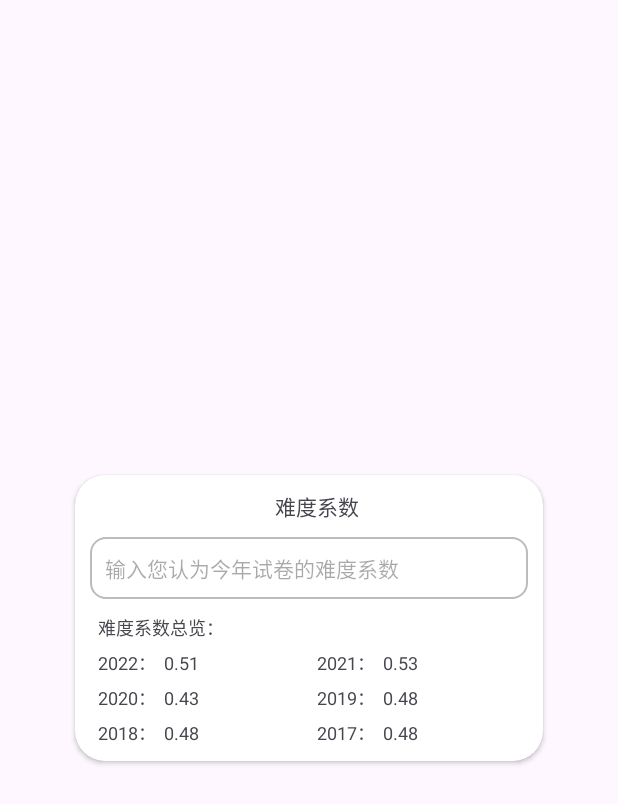
After one commit to 111Jessica111/CollegeEntranceSystem, an Android app: the layout input_difficulty.xml on its own in the app's theme, with its tools: preview values and no code run, on a phone screen of 412 x 824 dp. The commit adds this screen. Shown: the top 804 px of the screen. Run offline under Robolectric (Android 15) with nearby library versions, the phone set to English and light mode, and no system bars.

Commit message:
[feat]通信搭建，基本功能模块搭建

```diff
--- a/app/src/main/AndroidManifest.xml
+++ b/app/src/main/AndroidManifest.xml
@@ -1,6 +1,10 @@
 <?xml version="1.0" encoding="utf-8"?>
 <manifest xmlns:android="http://schemas.android.com/apk/res/android"
     xmlns:tools="http://schemas.android.com/tools">
+
+    <!-- 网络权限 -->
+    <uses-permission android:name="android.permission.INTERNET" />
+    <uses-permission android:name="android.permission.ACCESS_NETWORK_STATE" />
 
     <application
         android:allowBackup="true"
@@ -11,6 +15,7 @@
         android:roundIcon="@mipmap/ic_launcher_round"
         android:supportsRtl="true"
         android:theme="@style/Theme.CollegeEntranceSystem"
+        android:usesCleartextTraffic="true"
         tools:targetApi="31">
         <activity
             android:name=".module.detail.TestActivity"
--- a/app/src/main/res/layout/activity_user_info.xml
+++ b/app/src/main/res/layout/activity_user_info.xml
@@ -470,6 +470,7 @@
     </LinearLayout>
 
     <RelativeLayout
+        android:id="@+id/edit_done"
         android:layout_width="match_parent"
         android:layout_marginRight="10dp"
         android:layout_marginLeft="10dp"
@@ -478,7 +479,6 @@
         android:layout_marginTop="10dp">
 
         <TextView
-            android:id="@+id/edit_done"
             android:layout_width="wrap_content"
             android:layout_height="wrap_content"
             android:text="完成"
--- /dev/null
+++ b/app/src/main/res/layout/input_difficulty.xml
@@ -0,0 +1,216 @@
+<?xml version="1.0" encoding="utf-8"?>
+<RelativeLayout xmlns:android="http://schemas.android.com/apk/res/android"
+    android:layout_width="match_parent"
+    android:layout_height="match_parent"
+    xmlns:app="http://schemas.android.com/apk/res-auto">
+
+    <androidx.cardview.widget.CardView
+        android:layout_centerInParent="true"
+        android:layout_marginLeft="100dp"
+        android:layout_width="match_parent"
+        android:layout_height="wrap_content"
+        app:cardCornerRadius="20dp"
+        android:elevation="4dp">
+
+        <LinearLayout
+            android:layout_width="match_parent"
+            android:layout_height="wrap_content"
+            android:layout_margin="10dp"
+            android:orientation="vertical">
+
+            <TextView
+                android:layout_width="wrap_content"
+                android:layout_height="wrap_content"
+                android:layout_marginLeft="5dp"
+                android:text="难度系数"
+                android:layout_gravity="center"
+                android:textSize="14dp"/>
+
+            <EditText
+                android:id="@+id/user_diff"
+                android:layout_width="match_parent"
+                android:layout_height="wrap_content"
+                android:layout_marginTop="10dp"
+                android:background="@drawable/edit_background"
+                android:hint="输入您认为今年试卷的难度系数"
+                android:textSize="14dp"
+                android:padding="10dp"
+                android:inputType="text"
+                android:imeOptions="actionDone"
+                android:cursorVisible="true" />
+
+            <TextView
+                android:layout_width="wrap_content"
+                android:layout_height="wrap_content"
+                android:layout_marginLeft="5dp"
+                android:text="难度系数总览："
+                android:layout_marginTop="10dp"
+                android:textSize="12dp"/>
+
+            <LinearLayout
+                android:layout_width="match_parent"
+                android:layout_height="wrap_content"
+                android:layout_marginTop="5dp"
+                android:orientation="horizontal">
+
+                <LinearLayout
+                    android:layout_width="0dp"
+                    android:layout_weight="1"
+                    android:layout_height="wrap_content"
+                    android:orientation="horizontal">
+
+                    <TextView
+                        android:layout_width="wrap_content"
+                        android:layout_height="wrap_content"
+                        android:layout_marginLeft="5dp"
+                        android:text="2022："
+                        android:textSize="12dp"/>
+
+                    <TextView
+                        android:id="@+id/diff_2022"
+                        android:layout_width="wrap_content"
+                        android:layout_height="wrap_content"
+                        android:layout_marginLeft="5dp"
+                        android:text="0.51"
+                        android:textSize="12dp"/>
+
+                </LinearLayout>
+
+                <LinearLayout
+                    android:layout_width="0dp"
+                    android:layout_weight="1"
+                    android:layout_height="wrap_content"
+                    android:orientation="horizontal">
+
+                    <TextView
+                        android:layout_width="wrap_content"
+                        android:layout_height="wrap_content"
+                        android:layout_marginLeft="5dp"
+                        android:text="2021："
+                        android:textSize="12dp"/>
+
+                    <TextView
+                        android:id="@+id/diff_2021"
+                        android:layout_width="wrap_content"
+                        android:layout_height="wrap_content"
+                        android:layout_marginLeft="5dp"
+                        android:text="0.53"
+                        android:textSize="12dp"/>
+
+                </LinearLayout>
+
+            </LinearLayout>
+
+            <LinearLayout
+                android:layout_width="match_parent"
+                android:layout_height="wrap_content"
+                android:layout_marginTop="5dp"
+                android:orientation="horizontal">
+
+                <LinearLayout
+                    android:layout_width="0dp"
+                    android:layout_weight="1"
+                    android:layout_height="wrap_content"
+                    android:orientation="horizontal">
+
+                    <TextView
+                        android:layout_width="wrap_content"
+                        android:layout_height="wrap_content"
+                        android:layout_marginLeft="5dp"
+                        android:text="2020："
+                        android:textSize="12dp"/>
+
+                    <TextView
+                        android:id="@+id/diff_2020"
+                        android:layout_width="wrap_content"
+                        android:layout_height="wrap_content"
+                        android:layout_marginLeft="5dp"
+                        android:text="0.43"
+                        android:textSize="12dp"/>
+
+                </LinearLayout>
+
+                <LinearLayout
+                    android:layout_width="0dp"
+                    android:layout_weight="1"
+                    android:layout_height="wrap_content"
+                    android:orientation="horizontal">
+
+                    <TextView
+                        android:layout_width="wrap_content"
+                        android:layout_height="wrap_content"
+                        android:layout_marginLeft="5dp"
+                        android:text="2019："
+                        android:textSize="12dp"/>
+
+                    <TextView
+                        android:id="@+id/diff_2019"
+                        android:layout_width="wrap_content"
+                        android:layout_height="wrap_content"
+                        android:layout_marginLeft="5dp"
+                        android:text="0.48"
+                        android:textSize="12dp"/>
+
+                </LinearLayout>
+
+            </LinearLayout>
+
+            <LinearLayout
+                android:layout_width="match_parent"
+                android:layout_height="wrap_content"
+                android:layout_marginTop="5dp"
+                android:orientation="horizontal">
+
+                <LinearLayout
+                    android:layout_width="0dp"
+                    android:layout_weight="1"
+                    android:layout_height="wrap_content"
+                    android:orientation="horizontal">
+
+                    <TextView
+                        android:layout_width="wrap_content"
+                        android:layout_height="wrap_content"
+                        android:layout_marginLeft="5dp"
+                        android:text="2018："
+                        android:textSize="12dp"/>
+
+                    <TextView
+                        android:id="@+id/diff_2018"
+                        android:layout_width="wrap_content"
+                        android:layout_height="wrap_content"
+                        android:layout_marginLeft="5dp"
+                        android:text="0.48"
+                        android:textSize="12dp"/>
+
+                </LinearLayout>
+
+                <LinearLayout
+                    android:layout_width="0dp"
+                    android:layout_weight="1"
+                    android:layout_height="wrap_content"
+                    android:orientation="horizontal">
+
+                    <TextView
+                        android:layout_width="wrap_content"
+                        android:layout_height="wrap_content"
+                        android:layout_marginLeft="5dp"
+                        android:text="2017："
+                        android:textSize="12dp"/>
+
+                    <TextView
+                        android:id="@+id/diff_2017"
+                        android:layout_width="wrap_content"
+                        android:layout_height="wrap_content"
+                        android:layout_marginLeft="5dp"
+                        android:text="0.48"
+                        android:textSize="12dp"/>
+
+                </LinearLayout>
+
+            </LinearLayout>
+
+        </LinearLayout>
+
+    </androidx.cardview.widget.CardView>
+
+</RelativeLayout>
```
Also changed, not shown: app/src/main/java/com/example/collegeentrancesystem/constant/DataModule.kt (+12 -0 lines), app/src/main/java/com/example/collegeentrancesystem/module/detail/UserInfoActivity.kt (+78 -3 lines), app/src/main/java/com/example/collegeentrancesystem/module/home/HomeFragment.kt (+55 -15 lines), app/src/main/java/com/example/collegeentrancesystem/navigation/Router.kt (+12 -4 lines), app/src/main/res/layout/fragment_home.xml (+11 -0 lines).
